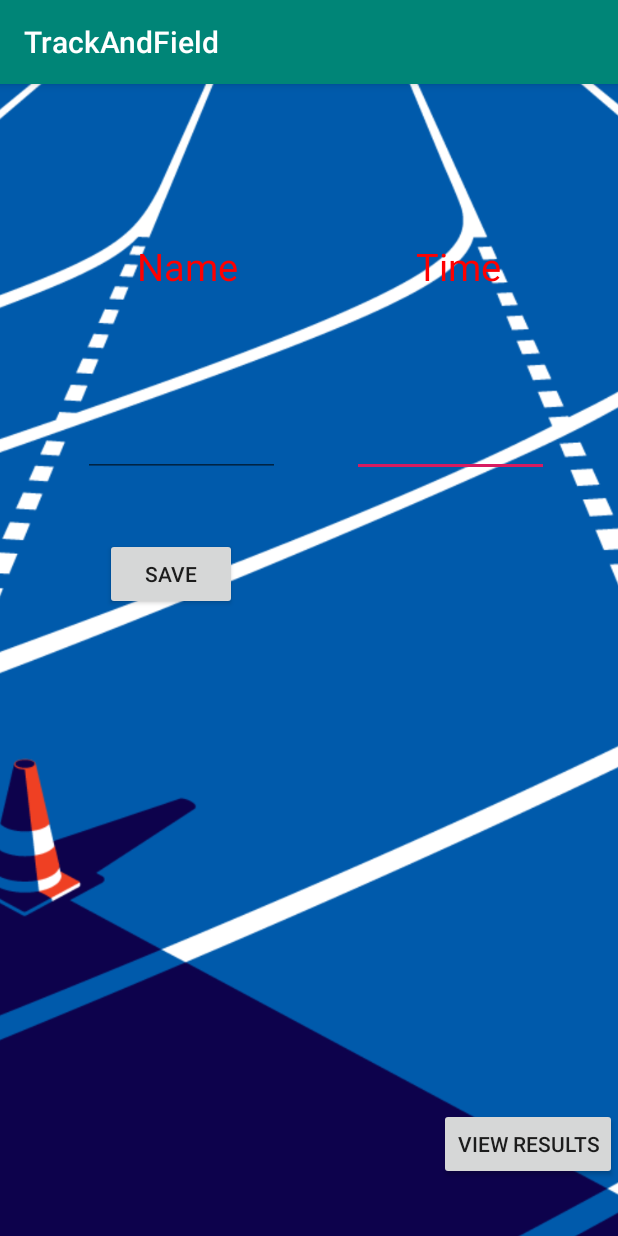
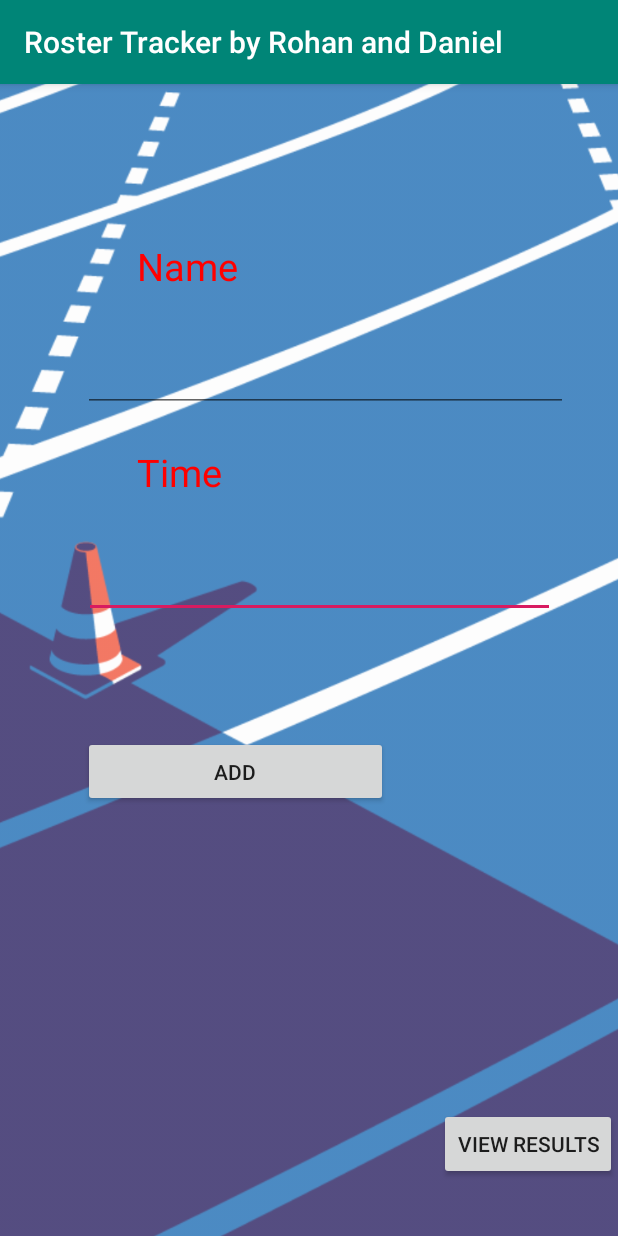
Before and after one commit to rohanshah22/TrackAndField, an Android app: the MainActivity screen opened directly, with no data from a screen before it, on a phone screen of 412 x 824 dp. Run offline under Robolectric (Android 15) with nearby library versions, the phone set to English and light mode, and no system bars.

Commit message:
Project Complete

```diff
--- a/app/src/main/java/com/example/trackandfield/MainActivity.java
+++ b/app/src/main/java/com/example/trackandfield/MainActivity.java
@@ -29,6 +29,7 @@ public class MainActivity extends AppCompatActivity {
 
         mEditText = findViewById(R.id.edit_text);
         mEditText2 = findViewById(R.id.edit_text2);
+
     }
 
 
--- a/app/src/main/res/layout/activity_main.xml
+++ b/app/src/main/res/layout/activity_main.xml
@@ -10,23 +10,27 @@
         android:id="@+id/imageView"
         android:layout_width="822dp"
         android:layout_height="1421dp"
+        android:alpha=".7"
+        android:cropToPadding="false"
+        android:scaleType="fitStart"
         app:layout_constraintBottom_toBottomOf="parent"
         app:layout_constraintEnd_toEndOf="parent"
+        app:layout_constraintHorizontal_bias="0.401"
         app:layout_constraintStart_toStartOf="parent"
         app:layout_constraintTop_toTopOf="parent"
-        app:layout_constraintVertical_bias="0.376"
+        app:layout_constraintVertical_bias="0.389"
         app:srcCompat="@drawable/bg" />
 
     <EditText
         android:id="@+id/edit_text2"
-        android:layout_width="131dp"
-        android:layout_height="123dp"
-        android:layout_marginStart="234dp"
-        android:layout_marginTop="120dp"
-        android:layout_marginEnd="46dp"
-        android:layout_marginBottom="488dp"
-        android:textColor="#FF0000"
-        android:textSize="36sp"
+        android:layout_width="314dp"
+        android:layout_height="80dp"
+        android:layout_marginStart="55dp"
+        android:layout_marginTop="257dp"
+        android:layout_marginEnd="42dp"
+        android:layout_marginBottom="393dp"
+        android:textColor="#000000"
+        android:textSize="26sp"
         app:layout_constraintBottom_toBottomOf="parent"
         app:layout_constraintEnd_toEndOf="parent"
         app:layout_constraintStart_toStartOf="parent"
@@ -34,14 +38,14 @@
 
     <EditText
         android:id="@+id/edit_text"
-        android:layout_width="131dp"
-        android:layout_height="123dp"
+        android:layout_width="323dp"
+        android:layout_height="80dp"
         android:layout_marginStart="55dp"
         android:layout_marginTop="120dp"
-        android:layout_marginEnd="225dp"
-        android:layout_marginBottom="488dp"
-        android:textColor="#FF0000"
-        android:textSize="36sp"
+        android:layout_marginEnd="33dp"
+        android:layout_marginBottom="531dp"
+        android:textColor="#000000"
+        android:textSize="26sp"
         app:layout_constraintBottom_toBottomOf="parent"
         app:layout_constraintEnd_toEndOf="parent"
         app:layout_constraintStart_toStartOf="parent"
@@ -49,16 +53,18 @@
 
     <Button
         android:id="@+id/button_save"
-        android:layout_width="wrap_content"
-        android:layout_height="wrap_content"
+        android:layout_width="203dp"
+        android:layout_height="47dp"
+        android:layout_marginStart="55dp"
+        android:layout_marginTop="416dp"
+        android:layout_marginEnd="153dp"
+        android:layout_marginBottom="268dp"
         android:onClick="save"
-        android:text="save"
+        android:text="Add"
         app:layout_constraintBottom_toBottomOf="parent"
         app:layout_constraintEnd_toEndOf="parent"
-        app:layout_constraintHorizontal_bias="0.216"
         app:layout_constraintStart_toStartOf="parent"
-        app:layout_constraintTop_toTopOf="parent"
-        app:layout_constraintVertical_bias="0.42" />
+        app:layout_constraintTop_toTopOf="parent" />
 
     <Button
         android:id="@+id/button_load"
@@ -95,10 +101,10 @@
         android:id="@+id/textView2"
         android:layout_width="wrap_content"
         android:layout_height="wrap_content"
-        android:layout_marginStart="277dp"
-        android:layout_marginTop="86dp"
-        android:layout_marginEnd="78dp"
-        android:layout_marginBottom="611dp"
+        android:layout_marginStart="91dp"
+        android:layout_marginTop="223dp"
+        android:layout_marginEnd="264dp"
+        android:layout_marginBottom="474dp"
         android:text="Time"
         android:textColor="#FF0000"
         android:textSize="25sp"
@@ -108,5 +114,4 @@
         app:layout_constraintTop_toTopOf="parent" />
 
 
-
 </androidx.constraintlayout.widget.ConstraintLayout>
--- a/app/src/main/res/values/strings.xml
+++ b/app/src/main/res/values/strings.xml
@@ -1,3 +1,3 @@
 <resources>
-    <string name="app_name">TrackAndField</string>
+    <string name="app_name">Roster Tracker by Rohan and Daniel</string>
 </resources>
```
Also changed, not shown: app/src/main/java/com/example/trackandfield/DataActivity.java (+89 -20 lines), app/src/main/res/layout/activity_data.xml (+41 -14 lines), app/src/main/res/layout/mylist.xml (added, +13 -0 lines), 1 other file.
